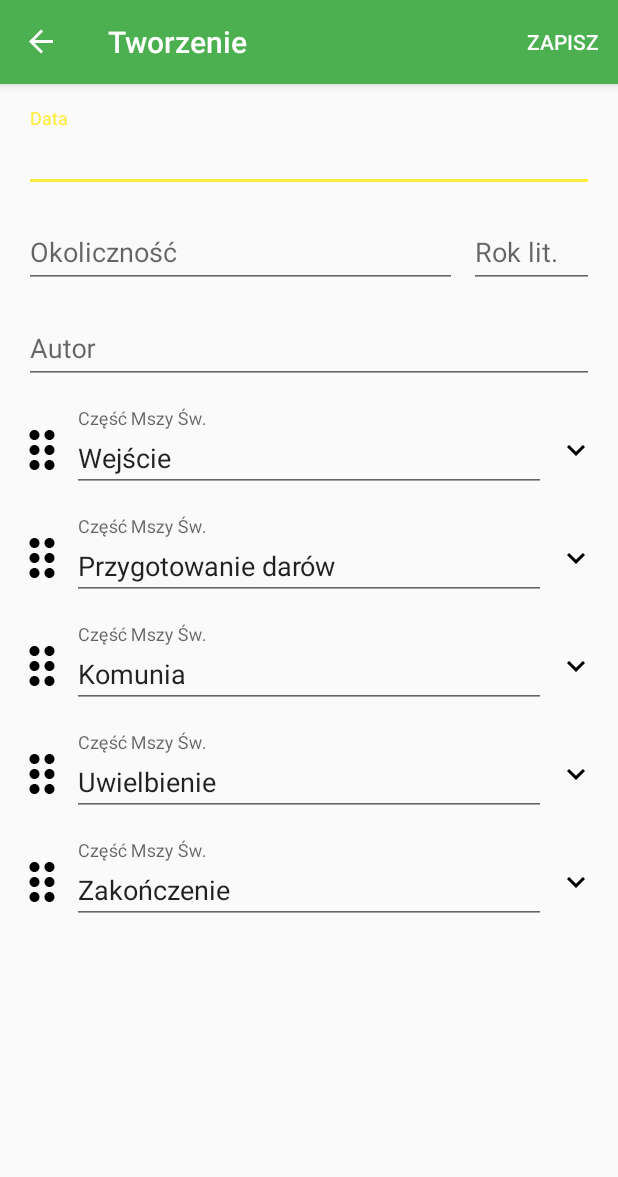
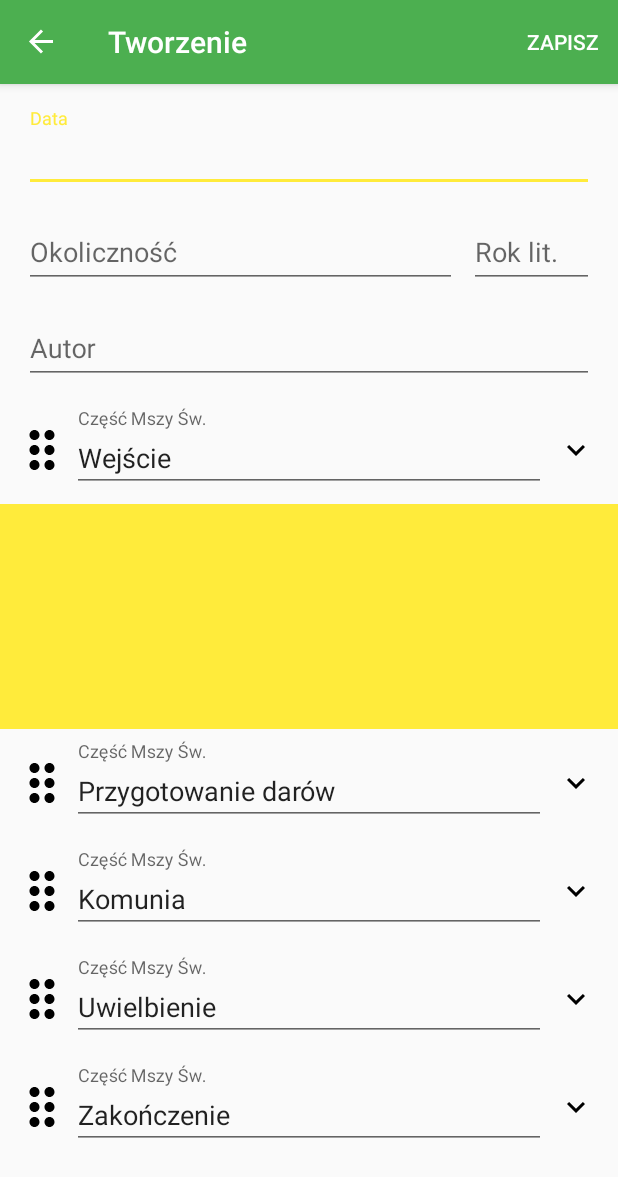
Before and after one commit to mike192/OrganistPlanner, an Android app: the CreatingSetOfSongsFragment screen opened through its navigation route, after a tap on an icon or button, on a phone screen of 412 x 824 dp. Shown: the top 1177 px of the screen. Run offline under Robolectric (Android 15) with nearby library versions, the phone set to English and light mode, and no system bars; our stand-ins replace Room's generated code, data binding, navigation-ui.

Commit message:
view of creating set of songs - part 2, added testing collapsing

```diff
--- a/app/src/main/java/pl/mosenko/songplanner/presentation/fragment/CreatingSetAdapter.kt
+++ b/app/src/main/java/pl/mosenko/songplanner/presentation/fragment/CreatingSetAdapter.kt
@@ -4,8 +4,9 @@ import android.R
 import android.view.LayoutInflater
 import android.view.View
 import android.view.ViewGroup
-import android.widget.Toast
+import androidx.databinding.ObservableBoolean
 import androidx.recyclerview.widget.RecyclerView
+import androidx.transition.TransitionManager
 import pl.mosenko.songplanner.data.model.PartOfMass
 import pl.mosenko.songplanner.data.model.Row
 import pl.mosenko.songplanner.databinding.CreatingRowItemBinding
@@ -13,39 +14,59 @@ import pl.mosenko.songplanner.presentation.adapter.DropDownArrayAdapter
 import pl.mosenko.songplanner.presentation.adapter.DropDownItem
 
 class CreatingSetAdapter(
-        private val rowList: List<Row>,
+        rowList: List<Row>,
         private val partOfMassList: List<PartOfMass>)
     : RecyclerView.Adapter<CreatingSetAdapter.ViewHolder>() {
 
+    var viewHolderRowList: MutableList<ViewHolderRow> = rowList
+            .map { ViewHolderRow(ObservableBoolean(false), it) }
+            .toMutableList()
+
     override fun onCreateViewHolder(parent: ViewGroup, viewType: Int): ViewHolder {
-        return ViewHolder(CreatingRowItemBinding.inflate(
+        val viewHolder = ViewHolder(CreatingRowItemBinding.inflate(
                 LayoutInflater.from(parent.context), parent, false
-        ))
+        )).apply {
+            setIsRecyclable(false)
+        }
+        return viewHolder
     }
 
     override fun getItemCount(): Int {
-        return rowList.size
+        return viewHolderRowList.size
     }
 
     override fun onBindViewHolder(holder: ViewHolder, position: Int) {
-        holder.bind(rowList.get(position))
+        holder.bind(position, viewHolderRowList.get(position))
+    }
+
+    private lateinit var recyclerView: RecyclerView
+
+    override fun onAttachedToRecyclerView(recyclerView: RecyclerView) {
+        super.onAttachedToRecyclerView(recyclerView)
+        this.recyclerView = recyclerView
     }
 
     inner class ViewHolder(private val creatingRowItemBinding: CreatingRowItemBinding)
         : RecyclerView.ViewHolder(creatingRowItemBinding.root) {
 
-        fun bind(row: Row) {
+        fun bind(position: Int, viewHolderRow: ViewHolderRow) {
             creatingRowItemBinding.apply {
-                this.row = row
-                this.onExpandListener = View.OnClickListener { onExpandClickListener(it) }
+                row = viewHolderRow.row
+                onExpandListener = View.OnClickListener { onExpandClickListener(position, viewHolderRow) }
                 //convert list of part mass before this block in the outer class
                 val partOfMassAdapter = DropDownArrayAdapter(itemView.context, R.layout.simple_dropdown_item_1line, partOfMassList.map { DropDownItem(it.partOfMassId!!, it.partOfMassName) })
-                this.rowEditText.setDropDownArrayAdapter(partOfMassAdapter)
+                rowEditText.setDropDownArrayAdapter(partOfMassAdapter)
+                isExtendedViewVisible = viewHolderRow.isExtendedViewVisible
             }
         }
 
-        fun onExpandClickListener(view: View?) {
-            Toast.makeText(view!!.context, "Kliknieto!!!", Toast.LENGTH_LONG).show()
+        fun onExpandClickListener(position: Int, viewHolderRow: ViewHolderRow) {
+            viewHolderRow.isExtendedViewVisible.set(!viewHolderRow.isExtendedViewVisible.get())
+            TransitionManager.beginDelayedTransition(recyclerView)
+//            notifyItemChanged(position)
+            notifyDataSetChanged() // it's seems to work better
         }
     }
 }
+
+data class ViewHolderRow(var isExtendedViewVisible: ObservableBoolean, val row: Row)
--- a/app/src/main/res/layout/creating_row_item.xml
+++ b/app/src/main/res/layout/creating_row_item.xml
@@ -4,6 +4,8 @@
     xmlns:tools="http://schemas.android.com/tools">
 
     <data>
+
+        <import type="android.view.View" />
 
         <variable
             name="row"
@@ -12,19 +14,23 @@
         <variable
             name="onExpandListener"
             type="android.view.View.OnClickListener" />
+
+        <variable
+            name="isExtendedViewVisible"
+            type="androidx.databinding.ObservableBoolean" />
     </data>
 
     <androidx.constraintlayout.widget.ConstraintLayout
         android:layout_width="match_parent"
-        android:layout_height="72dp">
+        android:layout_height="wrap_content">
 
 
         <FrameLayout
             android:id="@+id/dragLayout"
             android:layout_width="wrap_content"
-            android:layout_height="match_parent"
+            android:layout_height="72dp"
             android:paddingStart="8dp"
-            app:layout_constraintBottom_toBottomOf="parent"
+            app:layout_constraintBottom_toBottomOf="@+id/topGuideline"
             app:layout_constraintStart_toStartOf="parent"
             app:layout_constraintTop_toTopOf="parent"
             tools:ignore="RtlSymmetry">
@@ -47,7 +53,7 @@
             android:hint="@string/creating_set_part_of_mass"
             app:hintAnimationEnabled="false"
             app:hintEnabled="true"
-            app:layout_constraintBottom_toBottomOf="parent"
+            app:layout_constraintBottom_toBottomOf="@+id/topGuideline"
             app:layout_constraintEnd_toStartOf="@+id/expandLayout"
             app:layout_constraintStart_toEndOf="@+id/dragLayout"
             app:layout_constraintTop_toTopOf="parent">
@@ -69,7 +75,7 @@
             android:layout_height="match_parent"
             android:layout_marginEnd="16dp"
             android:onClick="@{onExpandListener}"
-            app:layout_constraintBottom_toBottomOf="parent"
+            app:layout_constraintBottom_toBottomOf="@+id/topGuideline"
             app:layout_constraintEnd_toEndOf="parent"
             app:layout_constraintTop_toTopOf="parent">
 
@@ -83,6 +89,22 @@
 
         </FrameLayout>
 
+        <androidx.constraintlayout.widget.Guideline
+            android:id="@+id/topGuideline"
+            android:layout_width="match_parent"
+            android:layout_height="match_parent"
+            android:orientation="horizontal"
+            app:layout_constraintGuide_begin="72dp" />
 
+        <View
+            android:id="@+id/expanded_layout"
+            android:layout_width="match_parent"
+            android:layout_height="150dp"
+            android:background="@color/colorAccent"
+            android:visibility="@{isExtendedViewVisible ? View.VISIBLE : View.GONE}"
+            app:layout_constraintBottom_toBottomOf="parent"
+            app:layout_constraintEnd_toEndOf="parent"
+            app:layout_constraintTop_toBottomOf="@+id/topGuideline"
+            tools:visibility="gone" />
     </androidx.constraintlayout.widget.ConstraintLayout>
 </layout>
--- a/app/src/main/res/values/strings.xml
+++ b/app/src/main/res/values/strings.xml
@@ -21,6 +21,4 @@
     <string name="creating_set_liturgical_year_hint">Rok lit.</string>
     <string name="creating_set_author">Autor</string>
     <string name="creating_set_part_of_mass">Część Mszy Św.</string>
-
-    <string name="dropdown_item_remove_item">Remove item</string>
 </resources>
```
